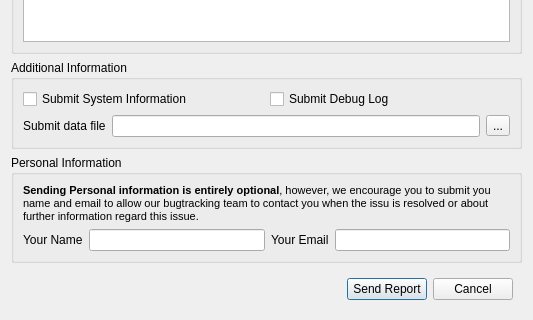
Above: ImageVis3D/UI/UI/BugRepDlg.ui from SCIInstitute/ImageVis3D before the change; both pictures show x 0 to 533 and y 198 to 518 of the 533 by 518 pixel window. Below: the same form after it.
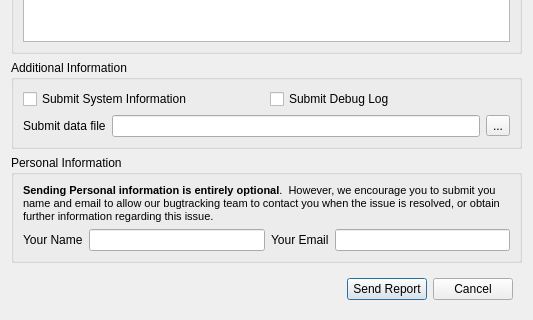
That is the form after the change.

Commit message: Typos / wording in bug reporting dialog.

Diff of the .ui file:
```diff
--- a/ImageVis3D/UI/UI/BugRepDlg.ui
+++ b/ImageVis3D/UI/UI/BugRepDlg.ui
@@ -159,7 +159,7 @@
 &lt;html>&lt;head>&lt;meta name="qrichtext" content="1" />&lt;style type="text/css">
 p, li { white-space: pre-wrap; }
 &lt;/style>&lt;/head>&lt;body style=" font-family:'MS Shell Dlg 2'; font-size:8.25pt; font-weight:400; font-style:normal;">
-&lt;p style=" margin-top:0px; margin-bottom:0px; margin-left:0px; margin-right:0px; -qt-block-indent:0; text-indent:0px;">&lt;span style=" font-size:8pt; font-weight:600;">Sending Personal information is entirely optional&lt;/span>&lt;span style=" font-size:8pt;">, however, we encourage you to submit you name and email to allow our bugtracking team to contact you when the issu is resolved or about further information regard this issue.&lt;/span>&lt;/p>&lt;/body>&lt;/html></string>
+&lt;p style=" margin-top:0px; margin-bottom:0px; margin-left:0px; margin-right:0px; -qt-block-indent:0; text-indent:0px;">&lt;span style=" font-size:8pt; font-weight:600;">Sending Personal information is entirely optional&lt;/span>&lt;span style=" font-size:8pt;">.  However, we encourage you to submit you name and email to allow our bugtracking team to contact you when the issue is resolved, or obtain further information regarding this issue.&lt;/span>&lt;/p>&lt;/body>&lt;/html></string>
         </property>
         <property name="wordWrap" >
          <bool>true</bool>
```
